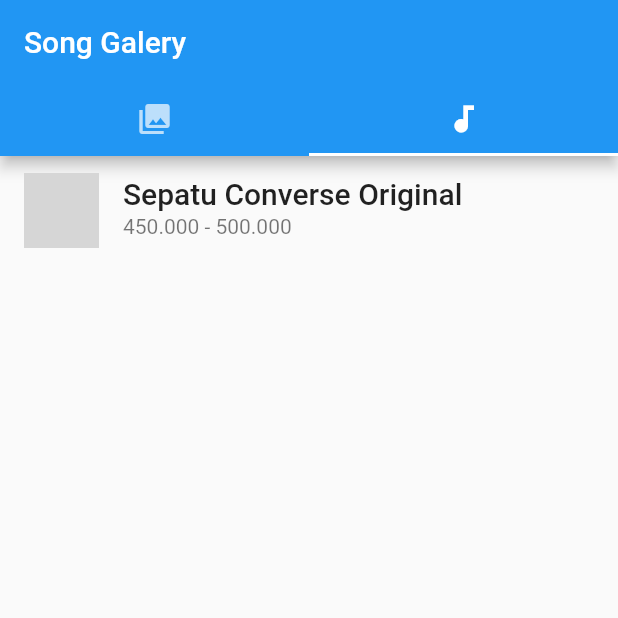
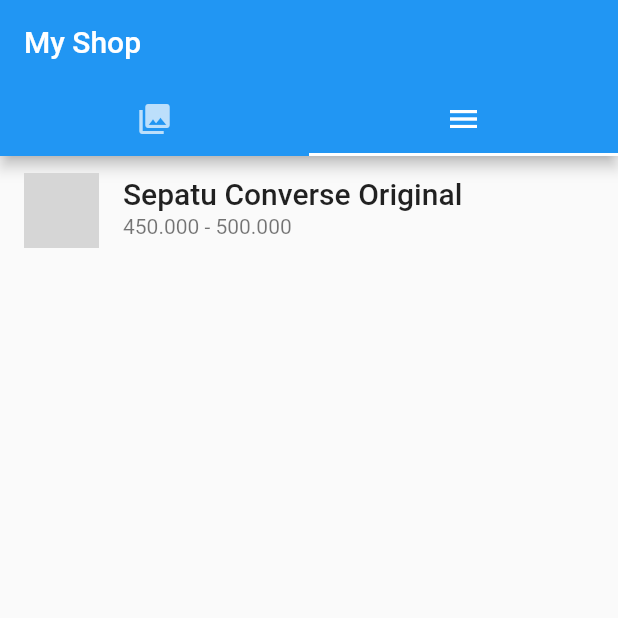
Before and after one commit to ROFIQI-12/Toko_Online, a Flutter app: the screen it shows after launch, tab 2 chosen, on a phone screen of 412 x 824 dp, the top half of it. Run offline on Flutter 3.47's test engine with Material 2 defaults, Android fonts, the phone set to English and light mode, and no system bars; network calls fail; grey boxes are pictures that could not be loaded.

```diff
--- a/lib/main.dart
+++ b/lib/main.dart
@@ -38,14 +38,14 @@ class _MyHomePageState extends State<MyHomePage> {
       length: 2,
       child: Scaffold(
         appBar: AppBar(
-          title: Text('Song Galery'),
+          title: Text('My Shop'),
           bottom: TabBar(
             tabs: <Widget>[
               Tab(
                 icon: Icon(Icons.collections),
               ),
               Tab(
-                icon: Icon(Icons.audiotrack),
+                icon: Icon(Icons.menu),
               ),
             ],
           ),
```
Also changed, not shown: 1 other file.
